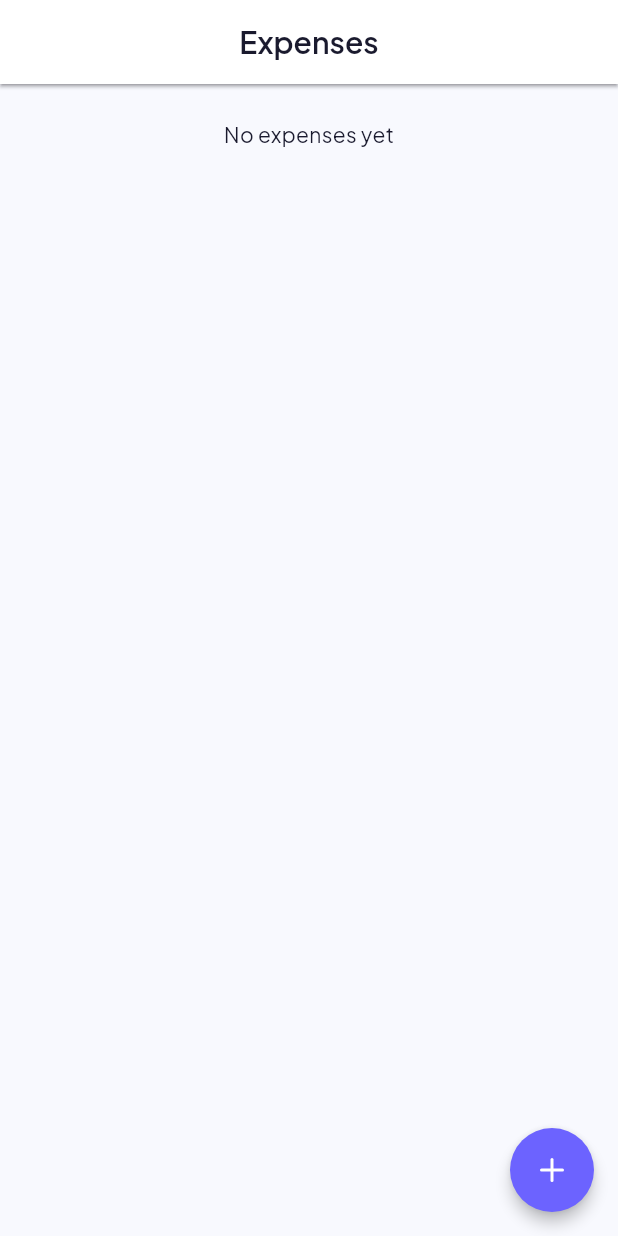
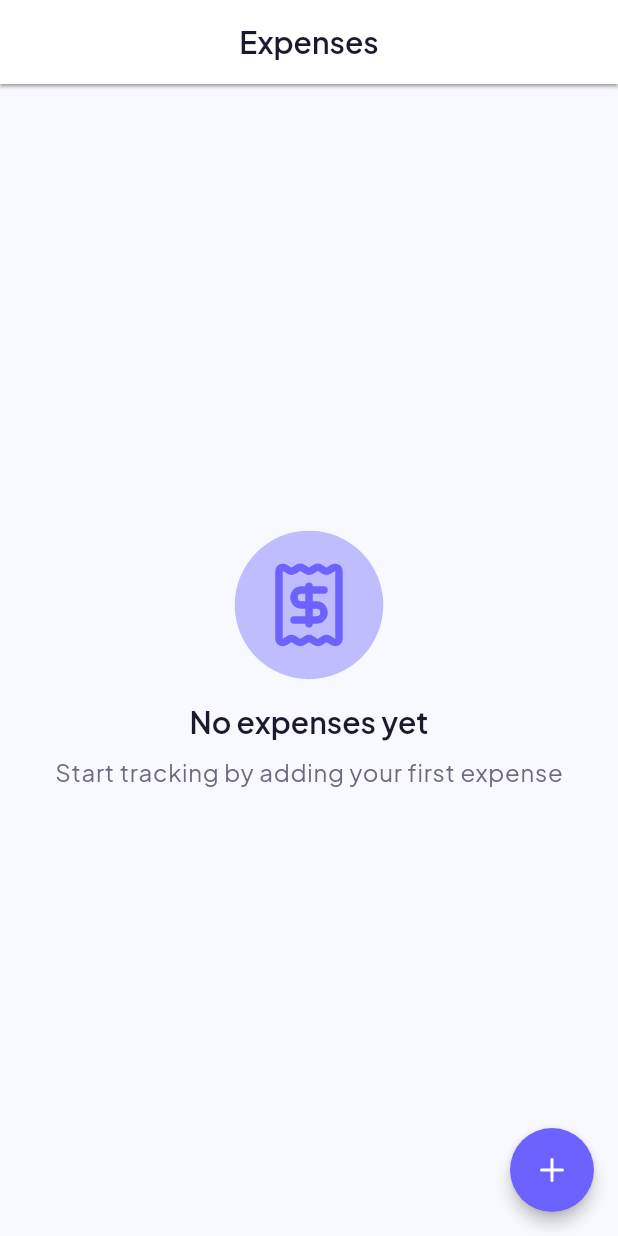
Before and after one commit to aderemi-alo/pocketly, a Flutter app: the screen it shows after launch, on a phone screen of 412 x 824 dp. Run offline on Flutter 3.47's test engine with Material 3 defaults, Android fonts, the phone set to English and light mode, and no system bars; our stand-ins replace flutter_riverpod, go_router, lucide_icons_flutter.

Commit message:
Refactor ExpensesView to enhance empty state UI
- Improved the layout for the empty expenses state by adding a centered icon and descriptive text.
- Updated the structure to eliminate unnecessary Column and maintain a cleaner design.
- Enhanced user guidance by prompting users to add their first expense.

```diff
--- a/lib/features/expenses/presentation/views/expenses_view.dart
+++ b/lib/features/expenses/presentation/views/expenses_view.dart
@@ -24,19 +24,40 @@ class _ExpensesViewState extends ConsumerState<ExpensesView> {
       ),
       body: Padding(
         padding: context.symmetric(horizontal: 16, vertical: 24),
+        child: expensesState.expenses.isEmpty
+            ? Center(
                 child: Column(
-          mainAxisSize: MainAxisSize.min,
+                  mainAxisAlignment: MainAxisAlignment.center,
                   children: [
-            //Expenses List
-            expensesState.expenses.isEmpty
-                ? const Center(child: Text('No expenses yet'))
+                    Container(
+                      padding: context.all(20),
+                      decoration: BoxDecoration(
+                        color: AppColors.primary.withValues(alpha: 0.4),
+                        shape: BoxShape.circle,
+                      ),
+                      child: const Icon(
+                        LucideIcons.receipt,
+                        size: 60,
+                        color: AppColors.primary,
+                      ),
+                    ),
+                    context.verticalSpace(16),
+                    Text('No expenses yet', style: theme.textTheme.titleLarge),
+                    context.verticalSpace(8),
+                    Text(
+                      'Start tracking by adding your first expense',
+                      style: theme.textTheme.bodyLarge?.copyWith(
+                        color: AppColors.textSecondary,
+                      ),
+                    ),
+                  ],
+                ),
+              )
             : Expanded(
                 child: ListView.builder(
                   itemCount: expensesState.expenses.length,
                   itemBuilder: (context, index) {
-                        return ExpenseCard(
-                          expense: expensesState.expenses[index],
-                        );
+                    return ExpenseCard(expense: expensesState.expenses[index]);
                     // return Container(
                     //   padding: context.symmetric(
                     //     horizontal: 16,
@@ -70,8 +91,6 @@ class _ExpensesViewState extends ConsumerState<ExpensesView> {
                   },
                 ),
               ),
-          ],
-        ),
       ),
       floatingActionButton: FloatingActionButton(
         onPressed: () {
```
Lines whose indentation alone changed are shown as unchanged.
